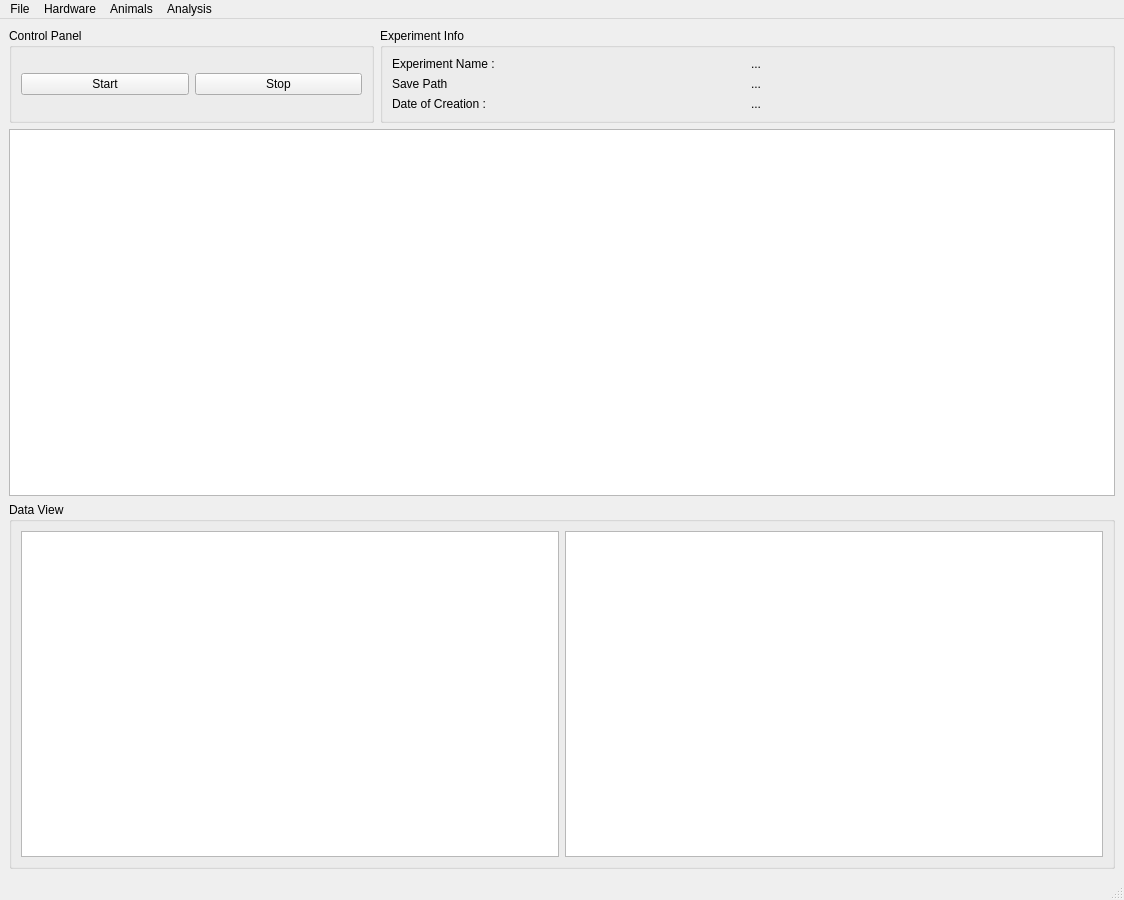
Before: the Qt Designer form NoSeMazeControl/UI/MainWindow.ui in bdyontar/NoSeMaze, drawn with Qt 5.
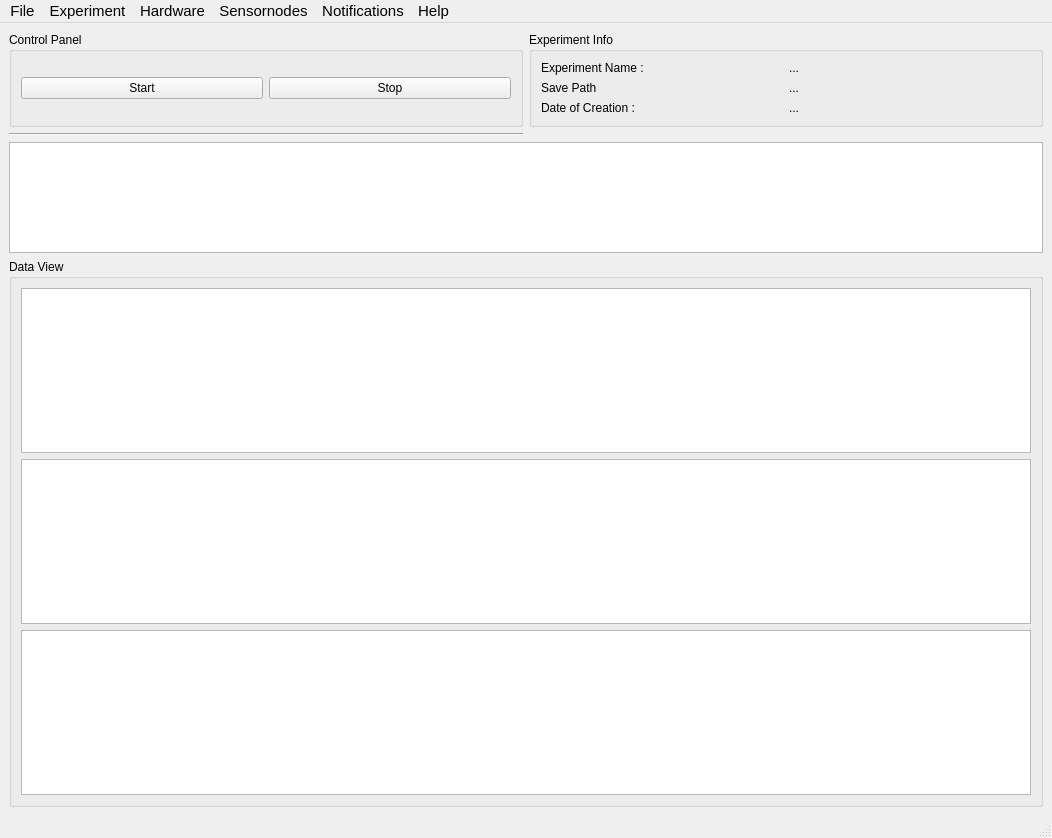
After: the same form once the commit is applied. Custom widgets are drawn as their Qt base class.

Commit message: Rearranged main window

```diff
--- a/NoSeMazeControl/UI/MainWindow.ui
+++ b/NoSeMazeControl/UI/MainWindow.ui
@@ -6,8 +6,8 @@
    <rect>
     <x>0</x>
     <y>0</y>
-    <width>1124</width>
-    <height>900</height>
+    <width>1052</width>
+    <height>838</height>
    </rect>
   </property>
   <property name="windowTitle">
@@ -15,7 +15,30 @@
   </property>
   <widget class="QWidget" name="centralwidget">
    <layout class="QGridLayout" name="gridLayout">
-    <item row="0" column="1" colspan="2">
+    <item row="0" column="0">
+     <widget class="QGroupBox" name="groupBox">
+      <property name="title">
+       <string>Control Panel</string>
+      </property>
+      <layout class="QGridLayout" name="gridLayout_3">
+       <item row="0" column="0">
+        <widget class="QPushButton" name="startButton">
+         <property name="text">
+          <string>Start</string>
+         </property>
+        </widget>
+       </item>
+       <item row="0" column="1">
+        <widget class="QPushButton" name="stopButton">
+         <property name="text">
+          <string>Stop</string>
+         </property>
+        </widget>
+       </item>
+      </layout>
+     </widget>
+    </item>
+    <item row="0" column="1">
      <widget class="QGroupBox" name="groupBox_2">
       <property name="title">
        <string>Experiment Info</string>
@@ -66,7 +89,25 @@
       </layout>
      </widget>
     </item>
-    <item row="1" column="0" colspan="3">
+    <item row="3" column="0" colspan="2">
+     <widget class="QGroupBox" name="groupBox_3">
+      <property name="title">
+       <string>Data View</string>
+      </property>
+      <layout class="QGridLayout" name="gridLayout_4">
+       <item row="2" column="1">
+        <widget class="PlotWidget" name="thoraxView"/>
+       </item>
+       <item row="0" column="1">
+        <widget class="PlotWidget" name="graphicsView"/>
+       </item>
+       <item row="1" column="1">
+        <widget class="PlotWidget" name="dataView"/>
+       </item>
+      </layout>
+     </widget>
+    </item>
+    <item row="2" column="0" colspan="2">
      <widget class="QTableView" name="trialView">
       <property name="font">
        <font>
@@ -78,42 +119,11 @@
       </property>
      </widget>
     </item>
-    <item row="0" column="0">
-     <widget class="QGroupBox" name="groupBox">
-      <property name="title">
-       <string>Control Panel</string>
+    <item row="1" column="0">
+     <widget class="Line" name="line">
+      <property name="orientation">
+       <enum>Qt::Horizontal</enum>
       </property>
-      <layout class="QGridLayout" name="gridLayout_3">
-       <item row="0" column="0">
-        <widget class="QPushButton" name="startButton">
-         <property name="text">
-          <string>Start</string>
-         </property>
-        </widget>
-       </item>
-       <item row="0" column="1">
-        <widget class="QPushButton" name="stopButton">
-         <property name="text">
-          <string>Stop</string>
-         </property>
-        </widget>
-       </item>
-      </layout>
-     </widget>
-    </item>
-    <item row="4" column="0" colspan="3">
-     <widget class="QGroupBox" name="groupBox_3">
-      <property name="title">
-       <string>Data View</string>
-      </property>
-      <layout class="QGridLayout" name="gridLayout_4">
-       <item row="0" column="0">
-        <widget class="PlotWidget" name="graphicsView"/>
-       </item>
-       <item row="0" column="1">
-        <widget class="PlotWidget" name="dataView"/>
-       </item>
-      </layout>
      </widget>
     </item>
    </layout>
@@ -123,10 +133,21 @@
     <rect>
      <x>0</x>
      <y>0</y>
-     <width>1124</width>
-     <height>21</height>
+     <width>1052</width>
+     <height>31</height>
     </rect>
    </property>
+   <property name="font">
+    <font>
+     <pointsize>11</pointsize>
+     <weight>50</weight>
+     <bold>false</bold>
+     <kerning>true</kerning>
+    </font>
+   </property>
+   <property name="styleSheet">
+    <string notr="true"/>
+   </property>
    <widget class="QMenu" name="menuFile">
     <property name="title">
      <string>File</string>
@@ -142,20 +163,38 @@
    </widget>
    <widget class="QMenu" name="menuAnimals">
     <property name="title">
-     <string>Animals</string>
+     <string>Experiment</string>
     </property>
     <addaction name="actionAnimal_List"/>
-   </widget>
-   <widget class="QMenu" name="menuAnalysis">
-    <property name="title">
-     <string>Analysis</string>
-    </property>
     <addaction name="actionAnalyse_Experiment"/>
    </widget>
+   <widget class="QMenu" name="menuE_Mails">
+    <property name="title">
+     <string>Notifications</string>
+    </property>
+    <addaction name="actionMailing_List"/>
+    <addaction name="actionMessage_Folder"/>
+   </widget>
+   <widget class="QMenu" name="menuSensors">
+    <property name="title">
+     <string>Sensornodes</string>
+    </property>
+    <addaction name="actionConfigure_IDs"/>
+    <addaction name="actionView_Data"/>
+   </widget>
+   <widget class="QMenu" name="menuHelp">
+    <property name="title">
+     <string>Help</string>
+    </property>
+    <addaction name="actionAbout"/>
+    <addaction name="actionOpen_User_Guide"/>
+   </widget>
    <addaction name="menuFile"/>
-   <addaction name="menuHardware"/>
    <addaction name="menuAnimals"/>
-   <addaction name="menuAnalysis"/>
+   <addaction name="menuHardware"/>
+   <addaction name="menuSensors"/>
+   <addaction name="menuE_Mails"/>
+   <addaction name="menuHelp"/>
   </widget>
   <widget class="QStatusBar" name="statusbar"/>
   <action name="actionHardware_Preferences">
```
Left out of the diff: 49 changed lines with no effect on the pictures. The commit also changes 1 other file.
